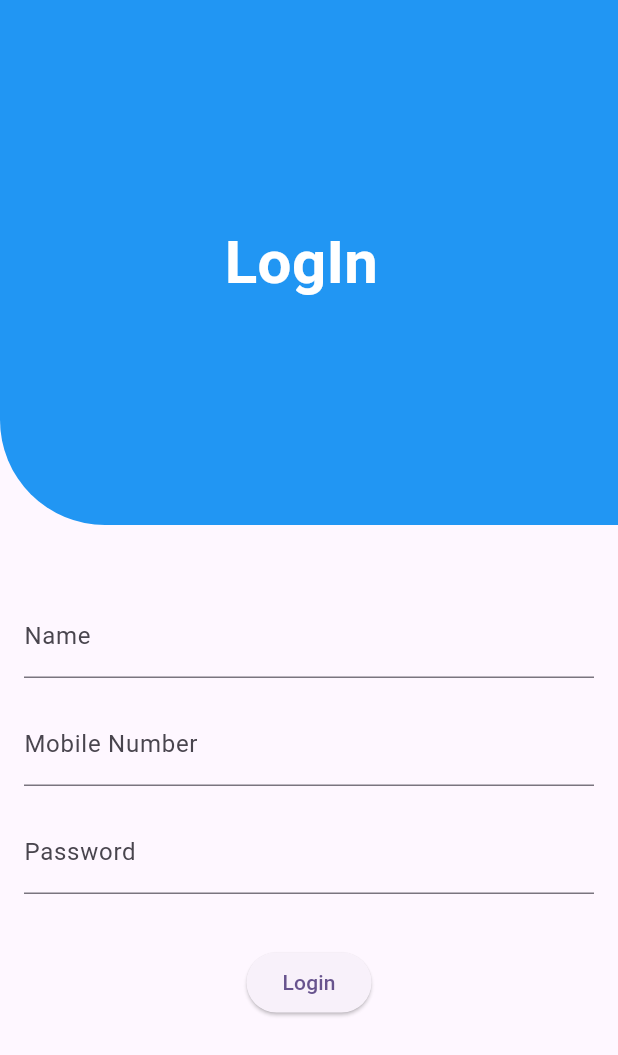
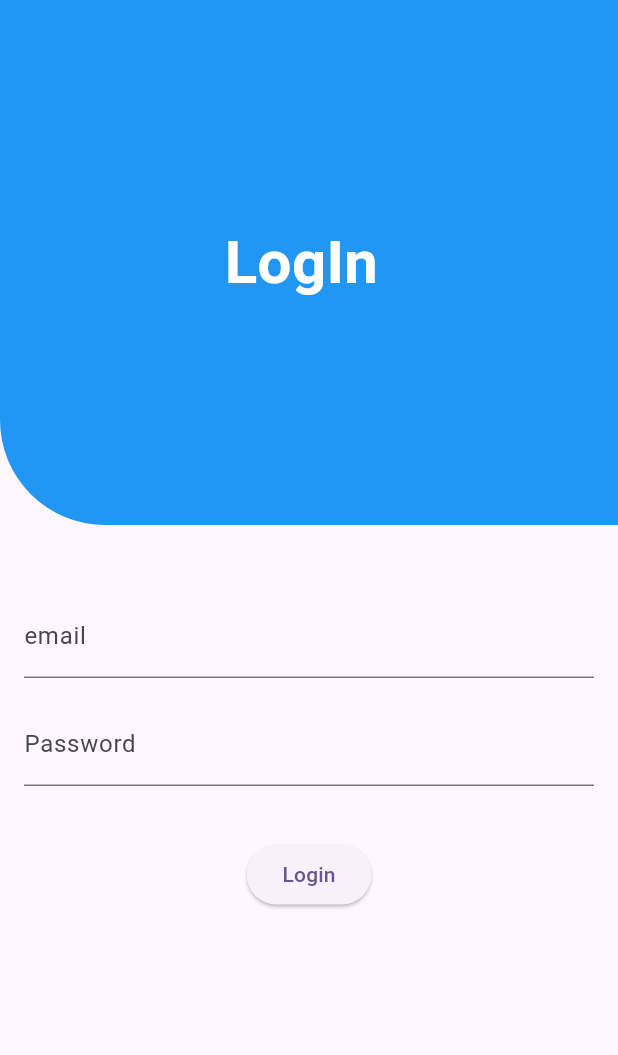
Before and after one commit to KNURanasinghe/GARBAGE-COLLETING-VEHICLE-TRACKING-SYSTEM-FOR-WENNAPPUWA-CITY, a Flutter app: the LoginPage screen opened directly, on a phone screen of 412 x 824 dp. Shown: the top 1055 px of the screen. Run offline on Flutter 3.47's test engine with Material 3 defaults, Android fonts, the phone set to English and light mode, and no system bars; our stand-ins replace awesome_notifications, geolocator, google_maps_flutter, jwt_decoder, shared_preferences; accounts and stored records are empty.

Commit message:
done with all requirements

```diff
--- a/garbage_collecting_system/lib/screens/login.dart
+++ b/garbage_collecting_system/lib/screens/login.dart
@@ -1,5 +1,9 @@
+import 'dart:convert';
+
 import 'package:flutter/material.dart';
 import 'package:garbage_collecting_system/screens/homepage.dart';
+import 'package:http/http.dart' as http;
+import 'package:shared_preferences/shared_preferences.dart';
 
 class LoginPage extends StatefulWidget {
   const LoginPage({super.key});
@@ -9,14 +13,55 @@ class LoginPage extends StatefulWidget {
 }
 
 class _LoginPageState extends State<LoginPage> {
-  TextEditingController nameController = TextEditingController();
-  TextEditingController mobileController = TextEditingController();
+  TextEditingController emailController = TextEditingController();
   TextEditingController passwordController = TextEditingController();
+  final bool _isNotValidate = false;
+  late SharedPreferences pref;
+  @override
+  void initState() {
+    // TODO: implement initState
+    super.initState();
+    initSharedPref();
+  }
+
+  void initSharedPref() async {
+    pref = await SharedPreferences.getInstance();
+  }
+
+  void logInUser() async {
+    if (emailController.text.isNotEmpty && passwordController.text.isNotEmpty) {
+      var regBody = {
+        "email": emailController.text,
+        "password": passwordController.text
+      };
+
+      var response = await http.post(
+          Uri.parse("http://192.168.8.111:3000/login"),
+          headers: {"Content-type": "application/json"},
+          body: jsonEncode(regBody));
+
+      var jsonResponse = jsonDecode(response.body);
+
+      if (jsonResponse['status'] == true) {
+        var mytoken = jsonResponse['token'];
+        pref.setString("token", mytoken);
+        Navigator.push(
+            context,
+            MaterialPageRoute(
+              builder: (context) => HomeScreen(token: mytoken),
+            ));
+      } else {
+        print("something goed wrong");
+      }
+    }
+  }
+
   @override
   Widget build(BuildContext context) {
     final size = MediaQuery.of(context).size;
     return Scaffold(
-      body: Column(
+      body: SingleChildScrollView(
+        child: Column(
           children: [
             Container(
               height: 350,
@@ -39,57 +84,40 @@ class _LoginPageState extends State<LoginPage> {
             const SizedBox(
               height: 30,
             ),
-          SingleChildScrollView(
-            child: Padding(
+            Padding(
               padding: const EdgeInsets.all(16.0),
               child: Column(
                 mainAxisAlignment: MainAxisAlignment.center,
                 children: [
                   TextField(
-                    controller: nameController,
-                    decoration: const InputDecoration(
-                      labelText: 'Name',
-                    ),
-                  ),
-                  const SizedBox(height: 16.0),
-                  TextField(
-                    controller: mobileController,
-                    keyboardType: TextInputType.phone,
-                    decoration: const InputDecoration(
-                      labelText: 'Mobile Number',
-                    ),
+                    controller: emailController,
+                    decoration: InputDecoration(
+                        labelText: 'email',
+                        errorText: _isNotValidate ? "fill the field" : null),
                   ),
                   const SizedBox(height: 16.0),
                   TextField(
                     controller: passwordController,
                     obscureText: true,
-                    decoration: const InputDecoration(
+                    decoration: InputDecoration(
                       labelText: 'Password',
+                      errorText: _isNotValidate ? "fill the field" : null,
                     ),
                   ),
                   const SizedBox(height: 35.0),
                   ElevatedButton(
                     onPressed: () {
-                      // Handle login logic here
-                      // String name = nameController.text;
-                      // String mobile = mobileController.text;
-                      // String password = passwordController.text;
-                      Navigator.push(
-                          context,
-                          MaterialPageRoute(
-                            builder: (context) => const HomeScreen(),
-                          ));
+                      logInUser();
 
-                      // // Perform validation and login logic
-                      // print('Name: $name\nMobile: $mobile\nPassword: $password');
+
                     },
                     child: const Text('Login'),
                   ),
                 ],
               ),
             ),
+          ],
         ),
-        ],
       ),
     );
   }
--- a/garbage_collecting_system/lib/screens/signUp.dart
+++ b/garbage_collecting_system/lib/screens/signUp.dart
@@ -12,15 +12,15 @@ class SignUpPage extends StatefulWidget {
 }
 
 class _SignInPageState extends State<SignUpPage> {
-  TextEditingController nameController = TextEditingController();
+  TextEditingController emailController = TextEditingController();
 
   TextEditingController passwordController = TextEditingController();
   bool _isNotValidate = false;
 
   void registerUser() async {
-    if (nameController.text.isNotEmpty && passwordController.text.isNotEmpty) {
+    if (emailController.text.isNotEmpty && passwordController.text.isNotEmpty) {
       var regBody = {
-        "email": nameController.text,
+        "email": emailController.text,
         "password": passwordController.text
       };
 
@@ -37,9 +37,7 @@ class _SignInPageState extends State<SignUpPage> {
             MaterialPageRoute(
               builder: (context) => const LoginPage(),
             ));
-      } else {
-
-      }
+      } else {}
     } else {
       setState(() {
         _isNotValidate = true;
@@ -81,9 +79,9 @@ class _SignInPageState extends State<SignUpPage> {
                 mainAxisAlignment: MainAxisAlignment.center,
                 children: [
                   TextField(
-                    controller: nameController,
+                    controller: emailController,
                     decoration: InputDecoration(
-                        labelText: 'Name',
+                        labelText: 'email',
                         errorText: _isNotValidate ? "fill the field" : null),
                   ),
                   const SizedBox(height: 16.0),
--- a/garbage_collecting_system/pubspec.yaml
+++ b/garbage_collecting_system/pubspec.yaml
@@ -43,6 +43,8 @@ dependencies:
   flutter_local_notifications: ^16.3.2
   awesome_notifications: ^0.9.2
   flogger: ^0.0.8
+  shared_preferences: ^2.2.2
+  jwt_decoder: ^2.0.1
 
 dev_dependencies:
   flutter_test:
```
Also changed, not shown: garbage_collecting_system/lib/main.dart (+18 -5 lines), garbage_collecting_system/lib/screens/homepage.dart (+6 -11 lines), garbage_collecting_system/pubspec.lock. Lines whose indentation alone changed are shown as unchanged.
